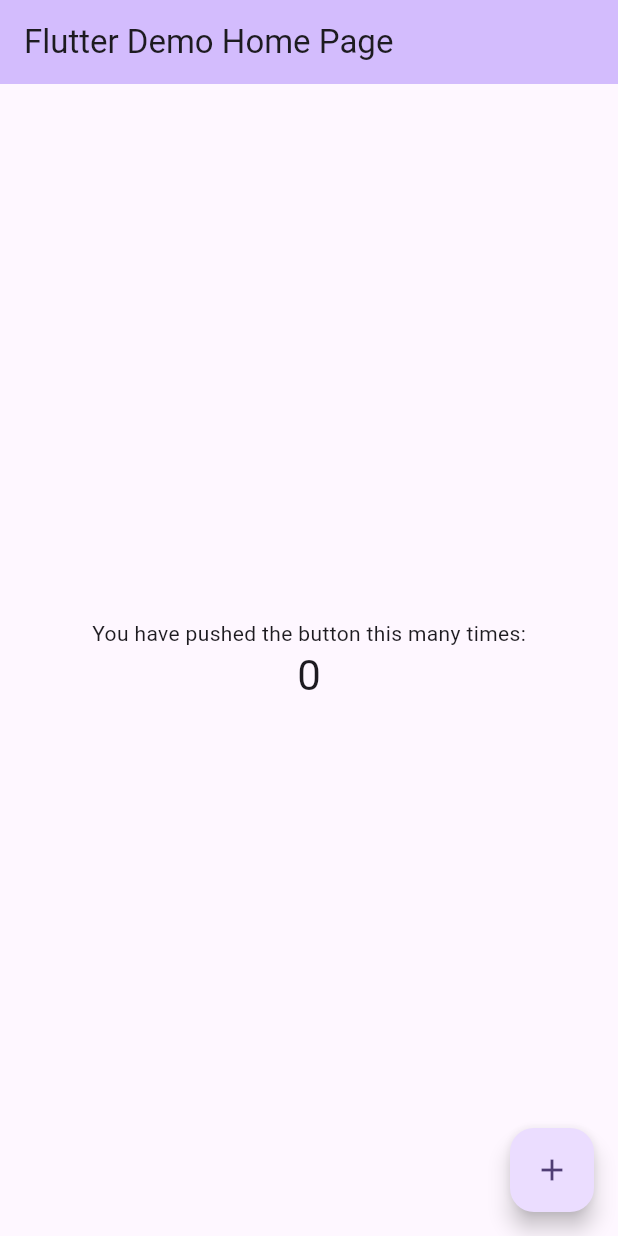
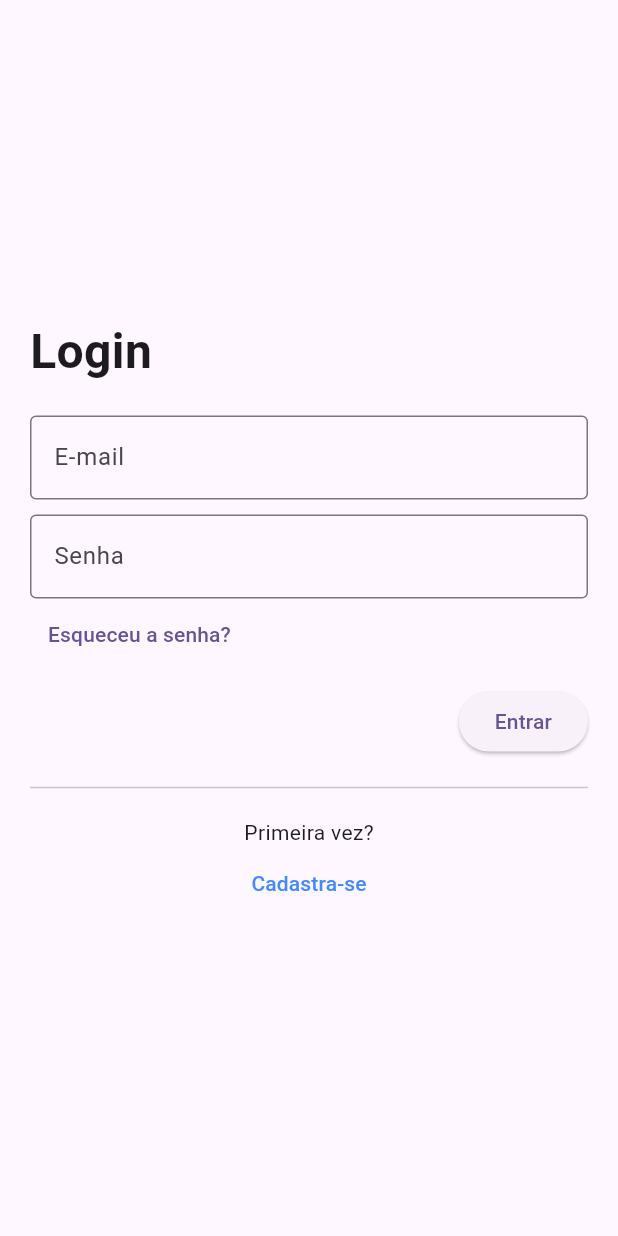
Before and after one commit to BrayanMota/entre_pontos, a Flutter app: the screen it shows after launch, on a phone screen of 412 x 824 dp. Run offline on Flutter 3.47's test engine with Material 2 defaults, Android fonts, the phone set to English and light mode, and no system bars.

Commit message:
✨ Primeira páginas criadas

```diff
--- /dev/null
+++ b/lib/apps/auth/pages/login.dart
@@ -0,0 +1,115 @@
+import 'package:flutter/material.dart';
+
+import '../../../pages/home.dart';
+import 'register.dart';
+
+class LoginPage extends StatefulWidget {
+  const LoginPage({super.key});
+
+  @override
+  State<LoginPage> createState() => _LoginPageState();
+}
+
+class _LoginPageState extends State<LoginPage> {
+  @override
+  Widget build(BuildContext context) {
+    return GestureDetector(
+      onTap: () => FocusManager.instance.primaryFocus?.unfocus(),
+      child: Scaffold(
+        body: CardLogin(),
+      ),
+    );
+  }
+}
+
+class CardLogin extends StatelessWidget {
+  const CardLogin({super.key});
+
+  @override
+  Widget build(BuildContext context) {
+    return Center(
+      child: Container(
+        padding: const EdgeInsets.symmetric(horizontal: 20, vertical: 20),
+        // color: Colors.blue,
+        child: Column(
+          mainAxisAlignment: MainAxisAlignment.center,
+          children: [
+            Align(
+              alignment: Alignment.centerLeft,
+              child: Text(
+                'Login',
+                style: TextStyle(
+                  fontWeight: FontWeight.bold,
+                  fontSize: 32,
+                ),
+              ),
+            ),
+            SizedBox(height: 20),
+            TextField(
+              decoration: InputDecoration(
+                labelText: 'E-mail',
+                border: OutlineInputBorder(),
+              ),
+            ),
+            SizedBox(height: 10),
+            TextField(
+              decoration: InputDecoration(
+                labelText: 'Senha',
+                border: OutlineInputBorder(),
+              ),
+            ),
+            Align(
+              alignment: Alignment.centerLeft,
+              child: TextButton(
+                onPressed: () {},
+                child: Text(
+                  'Esqueceu a senha?',
+                  style: TextStyle(),
+                ),
+              ),
+            ),
+            SizedBox(height: 10),
+            Align(
+              alignment: Alignment.centerRight,
+              child: ElevatedButton(
+                onPressed: () {
+                  Navigator.push(
+                    context,
+                    MaterialPageRoute(
+                      builder: (context) => HomePage(),
+                    ),
+                  );
+                },
+                child: Text('Entrar'),
+              ),
+            ),
+            Divider(
+              height: 40,
+              thickness: 1,
+            ),
+            Text(
+              'Primeira vez?',
+              style: TextStyle(),
+            ),
+            TextButton(
+              onPressed: () {
+                Navigator.push(
+                  context,
+                  MaterialPageRoute(
+                    builder: (context) => RegisterPage(),
+                  ),
+                );
+              },
+              child: Text(
+                'Cadastra-se',
+                style: TextStyle(
+                  color: Colors.blueAccent,
+                ),
+              ),
+            ),
+          ],
+        ),
+      ),
+    );
+  }
+}
--- a/lib/main.dart
+++ b/lib/main.dart
@@ -1,3 +1,5 @@
+import 'package:entre_pontos/apps/auth/pages/login.dart';
+import 'package:entre_pontos/pages/home.dart';
 import 'package:flutter/material.dart';
 
 void main() {
@@ -7,119 +9,16 @@ void main() {
 class MyApp extends StatelessWidget {
   const MyApp({super.key});
 
-  // This widget is the root of your application.
   @override
   Widget build(BuildContext context) {
     return MaterialApp(
       title: 'Flutter Demo',
       theme: ThemeData(
-        // This is the theme of your application.
-        //
-        // TRY THIS: Try running your application with "flutter run". You'll see
-        // the application has a blue toolbar. Then, without quitting the app,
-        // try changing the seedColor in the colorScheme below to Colors.green
-        // and then invoke "hot reload" (save your changes or press the "hot
-        // reload" button in a Flutter-supported IDE, or press "r" if you used
-        // the command line to start the app).
-        //
-        // Notice that the counter didn't reset back to zero; the application
-        // state is not lost during the reload. To reset the state, use hot
-        // restart instead.
-        //
-        // This works for code too, not just values: Most code changes can be
-        // tested with just a hot reload.
         colorScheme: ColorScheme.fromSeed(seedColor: Colors.deepPurple),
         useMaterial3: true,
       ),
-      home: const MyHomePage(title: 'Flutter Demo Home Page'),
+      // home: const MyHomePage(title: 'Flutter Demo Home Page'),
+      home: const LoginPage(),
     );
   }
 }
-
-class MyHomePage extends StatefulWidget {
-  const MyHomePage({super.key, required this.title});
-
-  // This widget is the home page of your application. It is stateful, meaning
-  // that it has a State object (defined below) that contains fields that affect
-  // how it looks.
-
-  // This class is the configuration for the state. It holds the values (in this
-  // case the title) provided by the parent (in this case the App widget) and
-  // used by the build method of the State. Fields in a Widget subclass are
-  // always marked "final".
-
-  final String title;
-
-  @override
-  State<MyHomePage> createState() => _MyHomePageState();
-}
-
-class _MyHomePageState extends State<MyHomePage> {
-  int _counter = 0;
-
-  void _incrementCounter() {
-    setState(() {
-      // This call to setState tells the Flutter framework that something has
-      // changed in this State, which causes it to rerun the build method below
-      // so that the display can reflect the updated values. If we changed
-      // _counter without calling setState(), then the build method would not be
-      // called again, and so nothing would appear to happen.
-      _counter++;
-    });
-  }
-
-  @override
-  Widget build(BuildContext context) {
-    // This method is rerun every time setState is called, for instance as done
-    // by the _incrementCounter method above.
-    //
-    // The Flutter framework has been optimized to make rerunning build methods
-    // fast, so that you can just rebuild anything that needs updating rather
-    // than having to individually change instances of widgets.
-    return Scaffold(
-      appBar: AppBar(
-        // TRY THIS: Try changing the color here to a specific color (to
-        // Colors.amber, perhaps?) and trigger a hot reload to see the AppBar
-        // change color while the other colors stay the same.
-        backgroundColor: Theme.of(context).colorScheme.inversePrimary,
-        // Here we take the value from the MyHomePage object that was created by
-        // the App.build method, and use it to set our appbar title.
-        title: Text(widget.title),
-      ),
-      body: Center(
-        // Center is a layout widget. It takes a single child and positions it
-        // in the middle of the parent.
-        child: Column(
-          // Column is also a layout widget. It takes a list of children and
-          // arranges them vertically. By default, it sizes itself to fit its
-          // children horizontally, and tries to be as tall as its parent.
-          //
-          // Column has various properties to control how it sizes itself and
-          // how it positions its children. Here we use mainAxisAlignment to
-          // center the children vertically; the main axis here is the vertical
-          // axis because Columns are vertical (the cross axis would be
-          // horizontal).
-          //
-          // TRY THIS: Invoke "debug painting" (choose the "Toggle Debug Paint"
-          // action in the IDE, or press "p" in the console), to see the
-          // wireframe for each widget.
-          mainAxisAlignment: MainAxisAlignment.center,
-          children: <Widget>[
-            const Text(
-              'You have pushed the button this many times:',
-            ),
-            Text(
-              '$_counter',
-              style: Theme.of(context).textTheme.headlineMedium,
-            ),
-          ],
-        ),
-      ),
-      floatingActionButton: FloatingActionButton(
-        onPressed: _incrementCounter,
-        tooltip: 'Increment',
-        child: const Icon(Icons.add),
-      ), // This trailing comma makes auto-formatting nicer for build methods.
-    );
-  }
-}
```
Also changed, not shown: lib/apps/auth/pages/register.dart (added, +119 -0 lines), lib/apps/auth/pages/verify.dart (added, +72 -0 lines), lib/pages/home.dart (added, +91 -0 lines), assets/references/login.png (added), assets/references/register1.png (added), assets/references/register2.png (added), assets/references/verify.png (added), assets/references/verify2.png (added), assets/references/welcome.png (added), lib/apps/auth/pages/welcome.dart (added).
